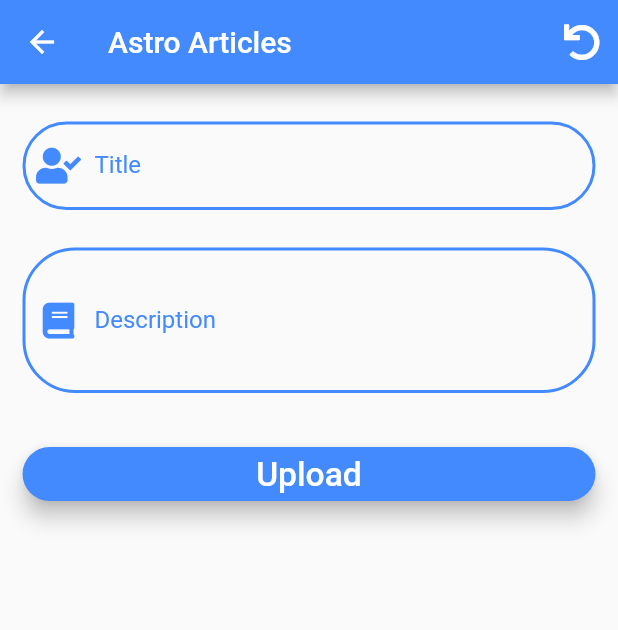
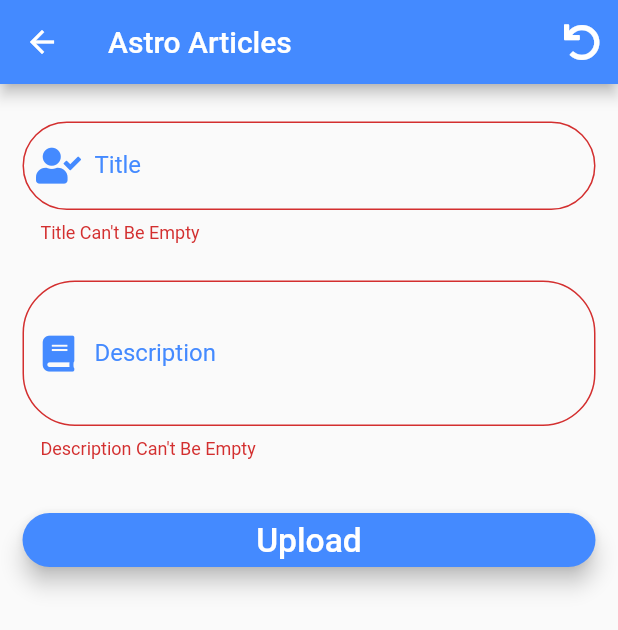
Before and after one commit to Group40/SandT_Group, a Flutter app: the ArticleHandling screen opened directly, after a tap on "Upload", on a phone screen of 412 x 824 dp. Shown: the top 630 px of the screen. Run offline on Flutter 3.47's test engine with Material 2 defaults, Android fonts, the phone set to English and light mode, and no system bars; our stand-ins replace carousel_slider, email_validator, flutter_calendar_carousel, font_awesome_flutter, image_picker, shared_preferences and 1 more; accounts and stored records are empty.

Commit message:
Done and dusted

```diff
--- a/lib/ArticleHandling/ArticleHandling.dart
+++ b/lib/ArticleHandling/ArticleHandling.dart
@@ -5,6 +5,7 @@ import 'dart:async';
 import 'package:http/http.dart' as http;
 import 'dart:io';
 import 'package:async/async.dart';
+import 'package:sandtgroup/ArticleHandling/ArticleHome.dart';
 import 'package:sandtgroup/FirstScreen/Splash.dart';
 
 var url = getUrl() + "/addArticle";
@@ -148,6 +149,30 @@ class _ArticleHandlingState extends State<ArticleHandling> {
                       textColor: Theme.of(context).accentColor,
                       child: setUpButtonChild(),
                       onPressed: () {
+                        setState(() {
+                          if (titleController.text.isEmpty) {
+                            _validatetitle = false;
+                          } else {
+                            _validatetitle = true;
+                          }
+                          if (descrptController.text.isEmpty) {
+                            _validatedis = false;
+                          } else {
+                            _validatedis = true;
+                          }
+                        });
+                        if(_validatetitle && _validatedis ){
+                           _articleSend();
+                          Navigator.pop(context);
+                                          Navigator.push(
+                              context,
+                              MaterialPageRoute(
+                                  builder: (context) => ArticleHome
+                                  ()));
+                        }
+                        //   (titleController.text.isEmpty)
+                        //       ?
+                        //       :
                         // setState(() {
                         //   (titleController.text.isEmpty)
                         //       ? _validatetitle = false
@@ -162,42 +187,40 @@ class _ArticleHandlingState extends State<ArticleHandling> {
                         //     _state = 1;
                         //     _articleSend();
 
-
-
                         //   });
                         // }
 
-                        _articleSend();
-                         showAlertDialog(BuildContext context) {
-                              // set up the button
-                              Widget okButton = FlatButton(
-                                child: Text("OK"),
-                                onPressed: () {
-                                   Navigator.push(
-                              context,
-                              MaterialPageRoute(
-                                  builder: (context) => ArticleHandling()),
-                            );
-                                },
-                              );
+                        // _articleSend();
+                        //  showAlertDialog(BuildContext context) {
+                        //       // set up the button
+                        //       Widget okButton = FlatButton(
+                        //         child: Text("OK"),
+                        //         onPressed: () {
+                        //            Navigator.push(
+                        //       context,
+                        //       MaterialPageRoute(
+                        //           builder: (context) => ArticleHandling()),
+                        //     );
+                        //         },
+                        //       );
 
-                              // set up the AlertDialog
-                              AlertDialog alert = AlertDialog(
-                                title: Text("My title"),
-                                content: Text("This is my message."),
-                                actions: [
-                                  okButton,
-                                ],
-                              );
+                        //       // set up the AlertDialog
+                        //       AlertDialog alert = AlertDialog(
+                        //         title: Text("My title"),
+                        //         content: Text("This is my message."),
+                        //         actions: [
+                        //           okButton,
+                        //         ],
+                        //       );
 
-                              // show the dialog
-                              showDialog(
-                                context: context,
-                                builder: (BuildContext context) {
-                                  return alert;
-                                },
-                              );
-                            }
+                        //       // show the dialog
+                        //       showDialog(
+                        //         context: context,
+                        //         builder: (BuildContext context) {
+                        //           return alert;
+                        //         },
+                        //       );
+                        //     }
                       },
                       elevation: 6.0,
                     ),
--- a/lib/ArticleHandling/ArticleHome.dart
+++ b/lib/ArticleHandling/ArticleHome.dart
@@ -44,6 +44,7 @@ class _ArticleHomeState extends State<ArticleHome> {
       ),
        floatingActionButton: FloatingActionButton.extended(
         onPressed: () {
+          Navigator.pop(context);
              Navigator.push(
                     context,
                     MaterialPageRoute(builder: (context) => ArticleHandling()),
```
